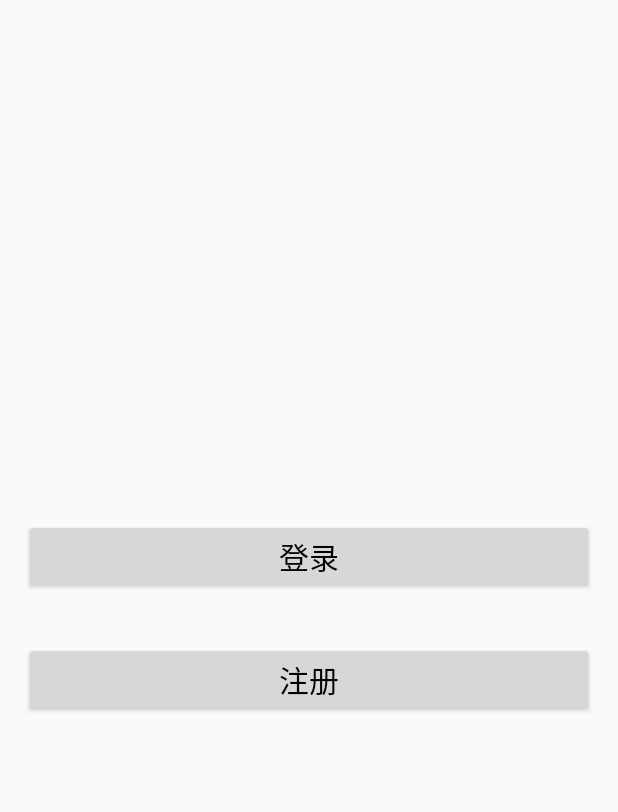
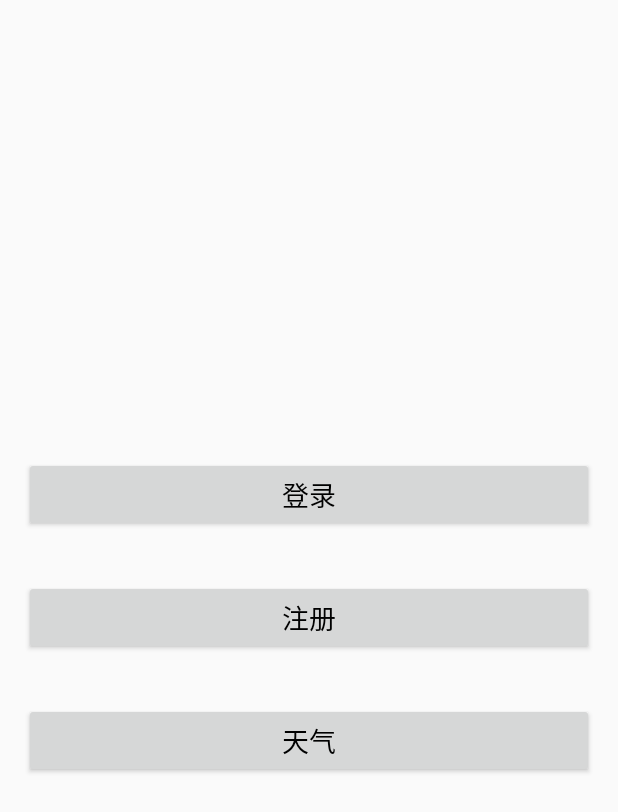
Before and after one commit to zyhSDU/SmartSchool, an Android app: the layout ac_start.xml on its own in the app's theme, with its tools: preview values and no code run, on a phone screen of 412 x 824 dp. Shown: the top 812 px of the screen. Run offline under Robolectric (Android 15) with nearby library versions, the phone set to English and light mode, and no system bars.

Commit message:
天气接口ok

```diff
--- a/app/src/main/AndroidManifest.xml
+++ b/app/src/main/AndroidManifest.xml
@@ -30,6 +30,7 @@
                 <category android:name="android.intent.category.LAUNCHER" />
             </intent-filter>
         </activity>
+        <activity android:name=".ui.ac.abac.WeatherAbAc" />
     </application>
 
 </manifest>
--- a/app/src/main/java/com/example/administrator/smartschool/ui/fragment/v4/BottomFragment3.kt
+++ b/app/src/main/java/com/example/administrator/smartschool/ui/fragment/v4/BottomFragment3.kt
@@ -25,7 +25,7 @@ class BottomFragment3 : BaseFragment() {
 
     private fun getUserInfo() {
         startThread {
-            CallUtil(getUserInfoHandler).getUserInfoUrl()
+            CallUtil(getUserInfoHandler).getUserInfo()
         }
     }
 
--- a/app/src/main/res/layout/ac_start.xml
+++ b/app/src/main/res/layout/ac_start.xml
@@ -11,22 +11,26 @@
 
         <Button
             android:id="@+id/btn_login"
+            style="@style/a_text_black_18sp_center"
             android:layout_width="match_parent"
             android:layout_height="@dimen/height_input"
             android:layout_margin="16dp"
-            android:gravity="center"
-            android:text="登录"
-            android:textColor="@color/black"
-            android:textSize="20sp" />
+            android:text="登录" />
 
         <Button
             android:id="@+id/btn_register"
+            style="@style/a_text_black_18sp_center"
             android:layout_width="match_parent"
             android:layout_height="@dimen/height_input"
             android:layout_margin="16dp"
-            android:gravity="center"
-            android:text="注册"
-            android:textColor="@color/black"
-            android:textSize="20sp" />
+            android:text="注册" />
+
+        <Button
+            android:id="@+id/btn_weather"
+            style="@style/a_text_black_18sp_center"
+            android:layout_width="match_parent"
+            android:layout_height="@dimen/height_input"
+            android:layout_margin="16dp"
+            android:text="天气" />
     </LinearLayout>
 </RelativeLayout>
```
Also changed, not shown: app/src/main/java/com/example/administrator/smartschool/bean/weather/Data.kt (added, +17 -0 lines), app/src/main/java/com/example/administrator/smartschool/bean/weather/Forecast.kt (added, +16 -0 lines), app/src/main/java/com/example/administrator/smartschool/bean/weather/WeatherBean.kt (added, +14 -0 lines), app/src/main/java/com/example/administrator/smartschool/bean/weather/Yesterday.kt (added, +17 -0 lines), app/src/main/java/com/example/administrator/smartschool/ui/ac/abac/StartAbAc.kt (+5 -7 lines), app/src/main/java/com/example/administrator/smartschool/ui/ac/abac/WeatherAbAc.kt (added, +52 -0 lines), app/src/main/java/com/example/administrator/smartschool/util/CallUtil.kt (+24 -1 lines), app/src/main/res/layout/ac_weather.xml (added, +21 -0 lines).
